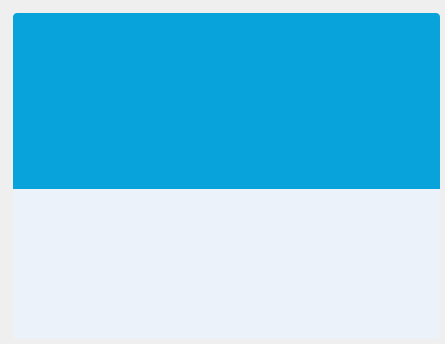
Before: the Qt Designer form src/ui/loginform.ui in MrZhouYang/QQ, drawn with Qt 5.
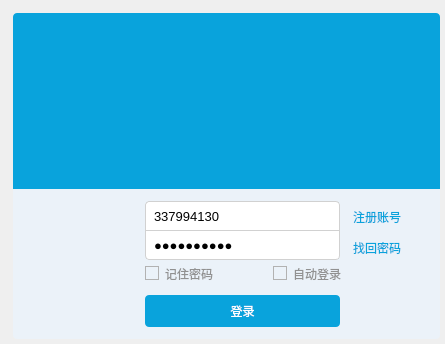
After: the same form once the commit is applied. Icons and pictures are not drawn.

Commit message: 添加登录窗口

```diff
--- a/src/ui/loginform.ui
+++ b/src/ui/loginform.ui
@@ -58,7 +58,7 @@
 #login_con_widget QLineEdit{
 	
 	border:1px solid rgb(209,209,209);
-	height:28px;
+	height:28px;   /*子控件高度*/
 	font-size:10pt;
 	padding-left:6px;
 	padding-right:6px;
@@ -114,12 +114,12 @@
 }
 
 /*复选框方框部分基本样式*/
-#login_con_widget QCheckBox:indicator {
+#login_con_widget QCheckBox::indicator {
 	border:1px solid #B2B2B2;
 }
 
 /*复选框方框部分选中样式*/
-#login_con_widget QCheckBox:indicator:checked {
+#login_con_widget QCheckBox::indicator:checked {
 	border:1px solid #278CDE;
 	background-image: url(:/sys/img/check.png);
 }
@@ -186,28 +186,28 @@
       </colorrole>
       <colorrole role="Button">
        <brush brushstyle="SolidPattern">
-        <color alpha="255">
+        <color alpha="0">
          <red>255</red>
-         <green>255</green>
-         <blue>255</blue>
+         <green>170</green>
+         <blue>127</blue>
         </color>
        </brush>
       </colorrole>
       <colorrole role="Base">
        <brush brushstyle="SolidPattern">
-        <color alpha="255">
+        <color alpha="0">
          <red>255</red>
-         <green>255</green>
-         <blue>255</blue>
+         <green>170</green>
+         <blue>127</blue>
         </color>
        </brush>
       </colorrole>
       <colorrole role="Window">
        <brush brushstyle="SolidPattern">
-        <color alpha="255">
+        <color alpha="0">
          <red>255</red>
-         <green>255</green>
-         <blue>255</blue>
+         <green>170</green>
+         <blue>127</blue>
         </color>
        </brush>
       </colorrole>
@@ -224,28 +224,28 @@
       </colorrole>
       <colorrole role="Button">
        <brush brushstyle="SolidPattern">
-        <color alpha="255">
+        <color alpha="0">
          <red>255</red>
-         <green>255</green>
-         <blue>255</blue>
+         <green>170</green>
+         <blue>127</blue>
         </color>
        </brush>
       </colorrole>
       <colorrole role="Base">
        <brush brushstyle="SolidPattern">
-        <color alpha="255">
+        <color alpha="0">
          <red>255</red>
-         <green>255</green>
-         <blue>255</blue>
+         <green>170</green>
+         <blue>127</blue>
         </color>
        </brush>
       </colorrole>
       <colorrole role="Window">
        <brush brushstyle="SolidPattern">
-        <color alpha="255">
+        <color alpha="0">
          <red>255</red>
-         <green>255</green>
-         <blue>255</blue>
+         <green>170</green>
+         <blue>127</blue>
         </color>
        </brush>
       </colorrole>
@@ -262,28 +262,28 @@
       </colorrole>
       <colorrole role="Button">
        <brush brushstyle="SolidPattern">
-        <color alpha="255">
+        <color alpha="0">
          <red>255</red>
-         <green>255</green>
-         <blue>255</blue>
+         <green>170</green>
+         <blue>127</blue>
         </color>
        </brush>
       </colorrole>
       <colorrole role="Base">
        <brush brushstyle="SolidPattern">
-        <color alpha="255">
+        <color alpha="0">
          <red>255</red>
-         <green>255</green>
-         <blue>255</blue>
+         <green>170</green>
+         <blue>127</blue>
         </color>
        </brush>
       </colorrole>
       <colorrole role="Window">
        <brush brushstyle="SolidPattern">
-        <color alpha="255">
+        <color alpha="0">
          <red>255</red>
-         <green>255</green>
-         <blue>255</blue>
+         <green>170</green>
+         <blue>127</blue>
         </color>
        </brush>
       </colorrole>
@@ -459,6 +459,109 @@
       <bool>true</bool>
      </property>
     </widget>
+    <widget class="QLineEdit" name="lineEdit_un">
+     <property name="geometry">
+      <rect>
+       <x>132</x>
+       <y>12</y>
+       <width>195</width>
+       <height>30</height>
+      </rect>
+     </property>
+     <property name="text">
+      <string>337994130</string>
+     </property>
+    </widget>
+    <widget class="QLineEdit" name="lineEdit_pass">
+     <property name="geometry">
+      <rect>
+       <x>132</x>
+       <y>42</y>
+       <width>195</width>
+       <height>29</height>
+      </rect>
+     </property>
+     <property name="text">
+      <string>it's pass?</string>
+     </property>
+     <property name="echoMode">
+      <enum>QLineEdit::Password</enum>
+     </property>
+    </widget>
+    <widget class="QLabel" name="label_1">
+     <property name="geometry">
+      <rect>
+       <x>340</x>
+       <y>18</y>
+       <width>61</width>
+       <height>20</height>
+      </rect>
+     </property>
+     <property name="text">
+      <string>注册账号</string>
+     </property>
+    </widget>
+    <widget class="QLabel" name="label_2">
+     <property name="geometry">
+      <rect>
+       <x>340</x>
+       <y>50</y>
+       <width>61</width>
+       <height>17</height>
+      </rect>
+     </property>
+     <property name="text">
+      <string>找回密码</string>
+     </property>
+    </widget>
+    <widget class="QCheckBox" name="checkBox">
+     <property name="geometry">
+      <rect>
+       <x>132</x>
+       <y>74</y>
+       <width>91</width>
+       <height>21</height>
+      </rect>
+     </property>
+     <property name="text">
+      <string>记住密码</string>
+     </property>
+     <property name="checked">
+      <bool>false</bool>
+     </property>
+    </widget>
+    <widget class="QCheckBox" name="checkBox_2">
+     <property name="geometry">
+      <rect>
+       <x>260</x>
+       <y>74</y>
+       <width>91</width>
+       <height>21</height>
+      </rect>
+     </property>
+     <property name="text">
+      <string>自动登录</string>
+     </property>
+    </widget>
+    <widget class="QPushButton" name="pushButton_login">
+     <property name="geometry">
+      <rect>
+       <x>132</x>
+       <y>106</y>
+       <width>195</width>
+       <height>32</height>
+      </rect>
+     </property>
+     <property name="minimumSize">
+      <size>
+       <width>195</width>
+       <height>32</height>
+      </size>
+     </property>
+     <property name="text">
+      <string>登录</string>
+     </property>
+    </widget>
    </widget>
   </widget>
  </widget>
```
Left out of the diff: 14 changed lines with no effect on the pictures. The commit also changes 6 other files.
